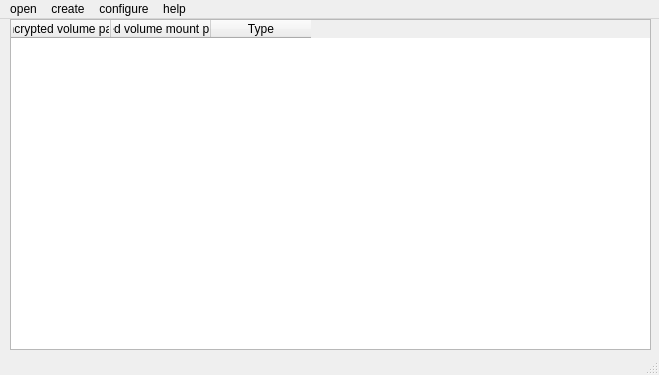
Above: zulucrypt.ui from mhogomchungu/zuluCrypt before the change. Below: the same form after it.
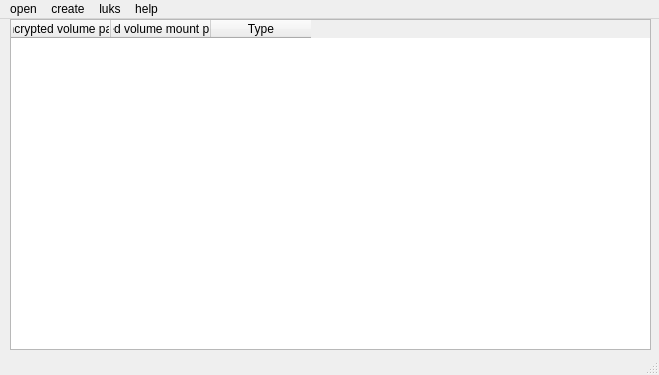
That is the form after the change.

The edit to the form file:
```diff
--- a/zulucrypt.ui
+++ b/zulucrypt.ui
@@ -101,7 +101,7 @@
    </widget>
    <widget class="QMenu" name="menuConfigure">
     <property name="title">
-     <string>configure</string>
+     <string>luks</string>
     </property>
     <addaction name="actionLuksVolumesConfigure"/>
    </widget>
```
Left out of the diff: 12 changed lines with no effect on the pictures.
